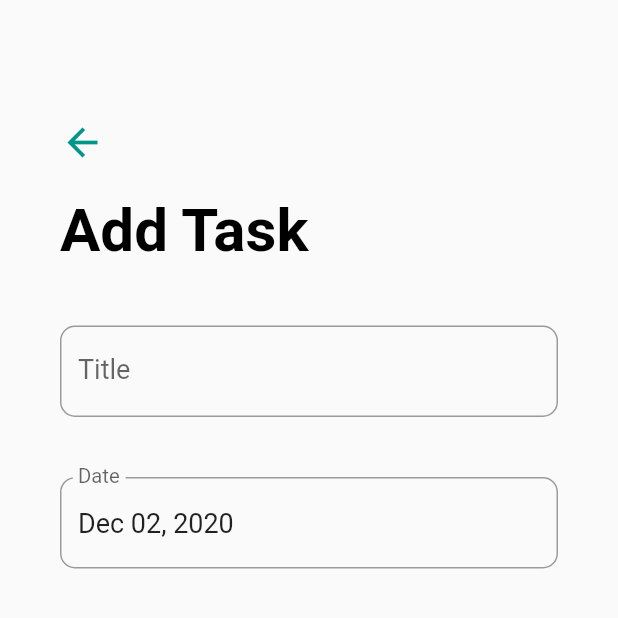
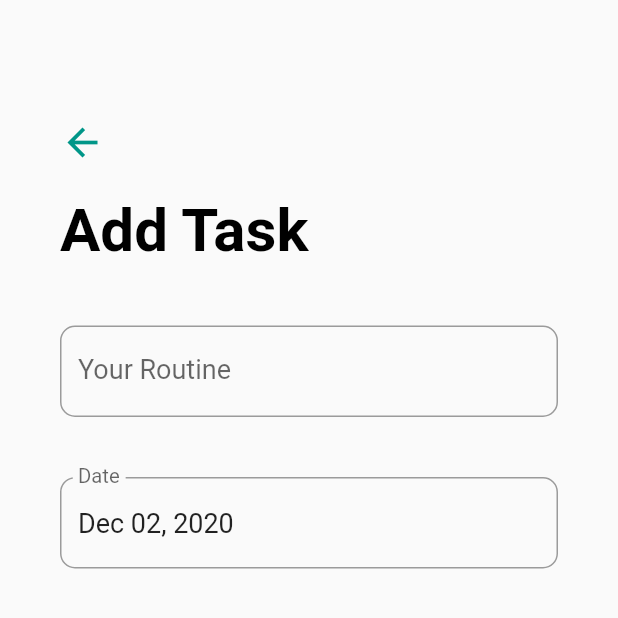
Before and after one commit to huskyjp/todo_sqlite, a Flutter app: the AddTasksScreen screen opened directly, on a phone screen of 412 x 824 dp, the top half of it. Run offline on Flutter 3.47's test engine with Material 2 defaults, Android fonts, the phone set to English and light mode, and no system bars; our stand-ins replace sqflite; accounts and stored records are empty.

Commit message:
Update add_tasks_screen.dart

```diff
--- a/lib/screens/add_tasks_screen.dart
+++ b/lib/screens/add_tasks_screen.dart
@@ -1,4 +1,5 @@
 import 'package:flutter/material.dart';
+// format calendar date instead single string
 import 'package:intl/intl.dart';
 
 class AddTasksScreen extends StatefulWidget {
@@ -9,6 +10,7 @@ class AddTasksScreen extends StatefulWidget {
 class _AddTasksScreenState extends State<AddTasksScreen> {
   // validate user input
   final _formKey = GlobalKey<FormState>();
+
   String _title = '';
   String _priority;
   DateTime _date = DateTime.now();
@@ -41,6 +43,7 @@ class _AddTasksScreenState extends State<AddTasksScreen> {
       setState(() {
         _date = date;
       });
+      // controll text field number depends on calendar tap
       _dateController.text = _dateFormatter.format(date);
     }
   }
@@ -50,9 +53,9 @@ class _AddTasksScreenState extends State<AddTasksScreen> {
       _formKey.currentState.save();
       print('$_title, $_date, $_priority');
 
-      // Insert the task to the user database
+      // TODO: Insert the task to the user database
 
-      // Update the task
+      // TODO: Update the list screen UI
 
       Navigator.pop(context);
     }
@@ -100,6 +103,7 @@ class _AddTasksScreenState extends State<AddTasksScreen> {
                       key: _formKey,
                       child: Column(
                         children: [
+                          // text field for user routine
                           Padding(
                             padding: const EdgeInsets.symmetric(
                               vertical: 20.0,
@@ -109,19 +113,20 @@ class _AddTasksScreenState extends State<AddTasksScreen> {
                                 fontSize: 18.0,
                               ),
                               decoration: InputDecoration(
-                                labelText: 'Title',
+                                labelText: 'Your Routine',
                                 labelStyle: TextStyle(fontSize: 18.0),
                                 border: OutlineInputBorder(
                                   borderRadius: BorderRadius.circular(10.0),
                                 ),
                               ),
                               validator: (input) => input.trim().isEmpty
-                                  ? 'Please enter a task title'
+                                  ? 'Please enter your routine here!'
                                   : null,
                               onSaved: (input) => _title = input,
                               initialValue: _title,
                             ),
                           ),
+                          // Calendar field
                           Padding(
                             padding: const EdgeInsets.symmetric(
                               vertical: 20.0,
@@ -142,6 +147,7 @@ class _AddTasksScreenState extends State<AddTasksScreen> {
                               ),
                             ),
                           ),
+                          // Priority Field
                           Padding(
                             padding: const EdgeInsets.symmetric(
                               vertical: 20.0,
@@ -151,7 +157,8 @@ class _AddTasksScreenState extends State<AddTasksScreen> {
                               icon: Icon(Icons.arrow_drop_down_circle),
                               iconSize: 22.0,
                               iconEnabledColor: Theme.of(context).primaryColor,
-                              items: _priorities.map((String priority) {
+                              items: _priorities.map(
+                                (String priority) {
                                   return DropdownMenuItem(
                                     value: priority,
                                     child: Text(
@@ -162,7 +169,9 @@ class _AddTasksScreenState extends State<AddTasksScreen> {
                                       ),
                                     ),
                                   );
-                              }).toList(),
+                                  // TODO: Add Timer field and pass that value to Timer Screen
+                                },
+                              ).toList(),
                               style: TextStyle(
                                 fontSize: 18.0,
                               ),
```
Lines whose indentation alone changed are shown as unchanged.
